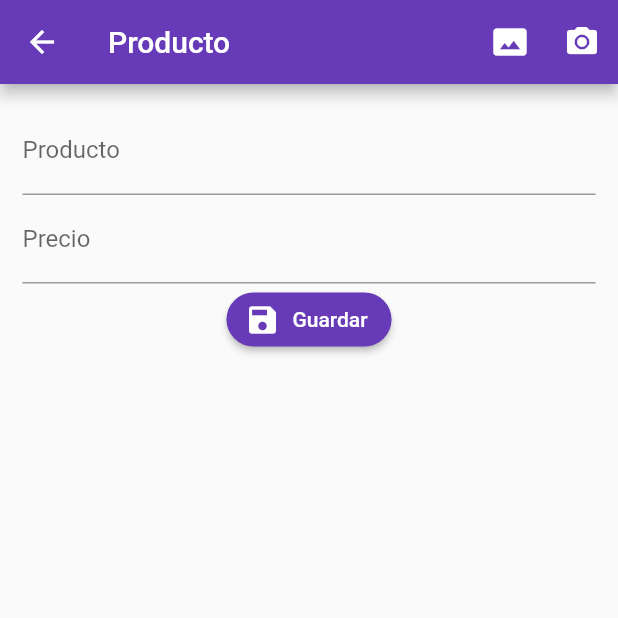
After one commit to adrian-blas/form_validations, a Flutter app: the screen it shows after launch, after a tap on the "add" icon, on a phone screen of 412 x 824 dp, the top half of it. The commit adds this screen. Run offline on Flutter 3.47's test engine with Material 2 defaults, Android fonts, the phone set to English and light mode, and no system bars; our stand-ins replace rxdart.

Commit message:
commit today

```diff
--- a/lib/main.dart
+++ b/lib/main.dart
@@ -4,6 +4,7 @@ import 'package:formvalidation/src/bloc/provider.dart';
 
 import 'package:formvalidation/src/pages/home_page.dart';
 import 'package:formvalidation/src/pages/login_page.dart';
+import 'package:formvalidation/src/pages/producto_page.dart';
 
 void main() => runApp(MyApp());
 
@@ -15,10 +16,11 @@ class MyApp extends StatelessWidget {
       child: MaterialApp(
         debugShowCheckedModeBanner: false,
         title: 'Material App',
-        initialRoute: 'login',
+        initialRoute: 'home',
         routes: {
           'login' : ( BuildContext context ) => LoginPage(),
           'home' : ( BuildContext context ) => HomePage(),
+          'producto' : ( BuildContext context ) => ProductoPage(),
         },
         theme: ThemeData(
           primaryColor: Colors.deepPurple,
--- a/lib/src/bloc/login_bloc.dart
+++ b/lib/src/bloc/login_bloc.dart
@@ -1,21 +1,33 @@
 import 'dart:async';
 
-class LoginBloc {
+import 'package:rxdart/rxdart.dart';
 
-  final _emailController     = StreamController<String>.broadcast();
-  final _passwordController  = StreamController<String>.broadcast();
+import 'package:formvalidation/src/bloc/validators.dart';
+
+class LoginBloc with Validators {
+
+  final _emailController     = BehaviorSubject<String>();
+  final _passwordController  = BehaviorSubject<String>();
 
   // recuperar los datos del stram
-  Stream<String> get emailStream     => _emailController.stream;
-  Stream<String> get passwordStream  => _passwordController.stream;
+  Stream<String> get emailStream     => _emailController.stream.transform( validarWmail );
+  Stream<String> get passwordStream  => _passwordController.stream.transform( validarPassword );
+
+  Stream<bool> get formValidStream => Observable.combineLatest2(emailStream, passwordStream, (e, p) => true );
 
   // insertar valores al stream
   Function(String) get changeEmail     => _emailController.sink.add;
   Function(String) get changePassword  => _passwordController.sink.add;
 
+  // Obtener el ultimo valor agregado al stream
+  String get email    => _emailController.value;
+  String get password => _passwordController.value;
+
   dispose(){
+
     _emailController?.close();
     _passwordController?.close();
+
   }
 
 }
--- a/lib/src/bloc/provider.dart
+++ b/lib/src/bloc/provider.dart
@@ -4,9 +4,23 @@ export 'package:formvalidation/src/bloc/login_bloc.dart';
 
 class Provider extends InheritedWidget {
 
+  static Provider _instancia;
+
+  factory Provider({ Key key, Widget child }) {
+
+    if( _instancia == null ){
+      _instancia = new Provider._internal(key: key, child: child,);
+    }
+
+    return _instancia;
+
+  }
+
+  Provider._internal({ Key key, Widget child }) : super( key: key, child: child );
+
   final loginBloc = LoginBloc();
 
-  Provider({ Key key, Widget child }) : super( key: key, child: child );
+  // Provider({ Key key, Widget child }) : super( key: key, child: child );
 
   @override
   bool updateShouldNotify(InheritedWidget oldWidget) => true;
--- a/lib/src/pages/home_page.dart
+++ b/lib/src/pages/home_page.dart
@@ -1,13 +1,29 @@
 import 'package:flutter/material.dart';
+import 'package:formvalidation/src/bloc/provider.dart';
 
 class HomePage extends StatelessWidget {
 
   @override
   Widget build(BuildContext context) {
+
+    final bloc = Provider.of(context);
+
     return Scaffold(
-      body: Center(
-        child: Text('login page'),
+      appBar: AppBar(
+        title: Text('Home')
       ),
+      body: Container(),
+      floatingActionButton: _crearBoton( context ),
     );
   }
+
+  Widget _crearBoton( BuildContext context ) {
+
+    return FloatingActionButton(
+      child: Icon( Icons.add ),
+      backgroundColor: Colors.deepPurple,
+      onPressed: () => Navigator.pushNamed(context, 'producto'),
+    );
+
+  }
 }
--- /dev/null
+++ b/lib/src/pages/producto_page.dart
@@ -0,0 +1,81 @@
+import 'package:flutter/material.dart';
+
+class ProductoPage extends StatelessWidget {
+
+  @override
+  Widget build(BuildContext context) {
+    return Scaffold(
+      appBar: AppBar(
+        title: Text('Producto'),
+        actions: <Widget>[
+
+          IconButton(
+            icon: Icon( Icons.photo_size_select_actual ),
+            onPressed: (){},
+          ),
+
+          IconButton(
+            icon: Icon( Icons.camera_alt ),
+            onPressed: (){},
+          ),
+
+        ],
+      ),
+      body: SingleChildScrollView(
+        padding: EdgeInsets.all(15.0),
+        child: Form(
+          child: Column(
+            children: <Widget>[
+
+              _crearNombre(),
+
+              _crearPrecio(),
+
+              _crearBoton(),
+
+            ],
+          ),
+        ),
+      ),
+    );
+  }
+
+  Widget _crearNombre() {
+
+    return TextFormField(
+      textCapitalization: TextCapitalization.sentences,
+      decoration: InputDecoration(
+        labelText: 'Producto',
+      ),
+    );
+
+  }
+
+  Widget _crearPrecio() {
+
+    return TextFormField(
+      keyboardType: TextInputType.numberWithOptions( decimal: true ),
+      decoration: InputDecoration(
+        labelText: 'Precio',
+      ),
+    );
+
+  }
+
+  Widget _crearBoton() {
+
+    return RaisedButton.icon(
+      shape: RoundedRectangleBorder(
+        borderRadius: BorderRadius.circular(20.0)
+      ),
+      textColor: Colors.white,
+      color: Colors.deepPurple,
+      label: Text('Guardar'),
+      icon: Icon( Icons.save ),
+      onPressed: (){},
+    );
+
+  }
+
+
+}
--- a/pubspec.yaml
+++ b/pubspec.yaml
@@ -23,6 +23,7 @@ dependencies:
   # The following adds the Cupertino Icons font to your application.
   # Use with the CupertinoIcons class for iOS style icons.
   cupertino_icons: ^0.1.2
+  rxdart: ^0.22.2
 
 dev_dependencies:
   flutter_test:
```
Also changed, not shown: lib/src/bloc/validators.dart (added, +32 -0 lines), lib/src/pages/login_page.dart (+31 -5 lines), pubspec.lock.
